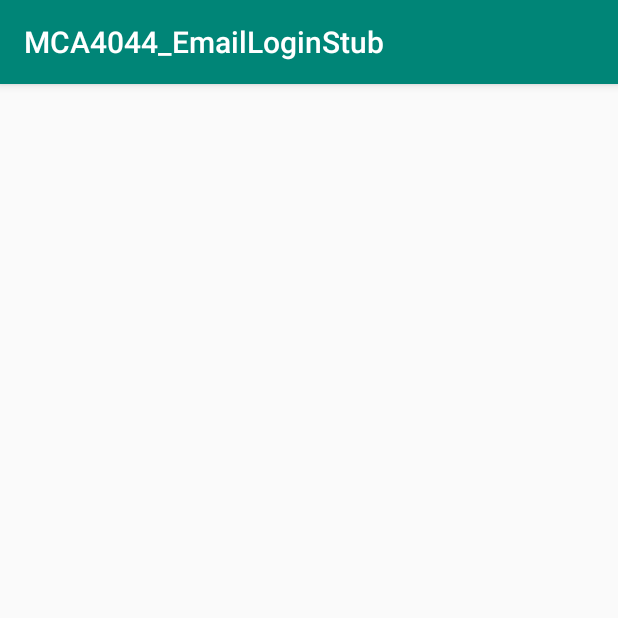
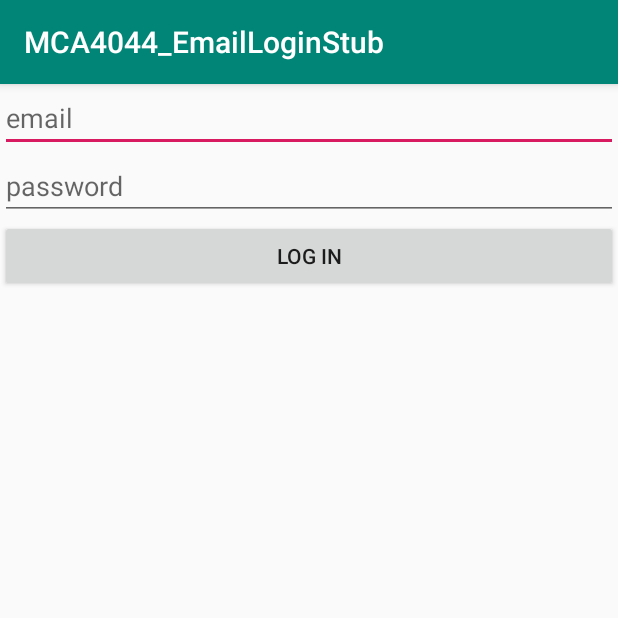
Before and after one commit to anmolrajputit/MCA4044_EmailLoginStub, an Android app: the screen it shows after launch (MainActivity), on a phone screen of 412 x 824 dp, the top half of it. Run offline under Robolectric (Android 15) with nearby library versions, the phone set to English and light mode, and no system bars.

```diff
--- a/app/src/main/res/layout/activity_main.xml
+++ b/app/src/main/res/layout/activity_main.xml
@@ -7,4 +7,25 @@
     android:orientation="vertical"
     tools:context=".MainActivity">
 
+    <EditText
+        android:id="@+id/et_email"
+        android:layout_width="match_parent"
+        android:layout_height="wrap_content"
+        android:ems="10"
+        android:hint="email"
+        android:inputType="textEmailAddress" />
+
+    <EditText
+        android:id="@+id/et_password"
+        android:layout_width="match_parent"
+        android:layout_height="wrap_content"
+        android:ems="10"
+        android:hint="password"
+        android:inputType="textPassword" />
+
+    <Button
+        android:id="@+id/btn_login"
+        android:layout_width="match_parent"
+        android:layout_height="wrap_content"
+        android:text="LOG IN" />
 </LinearLayout>
```
Also changed, not shown: app/src/main/java/gla/mca4044_emailloginstub/MainActivity.java (+38 -0 lines).
